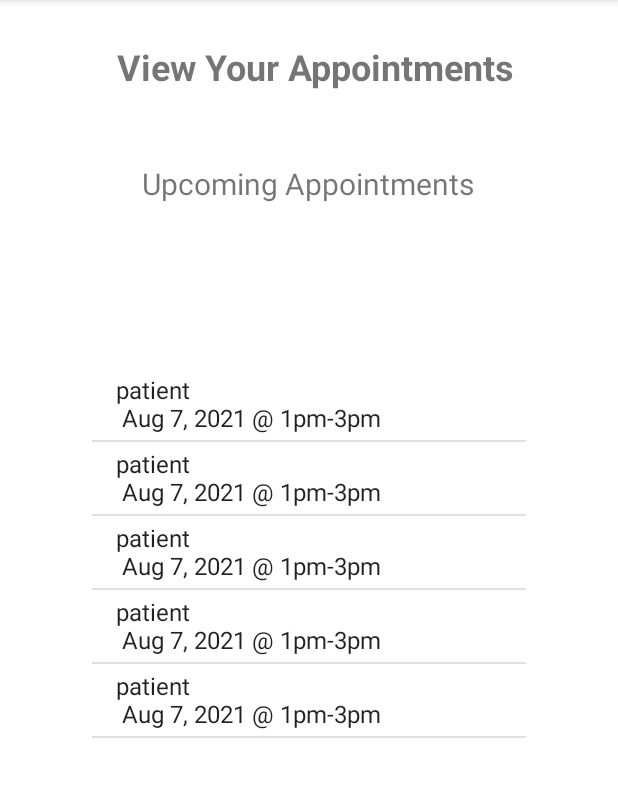
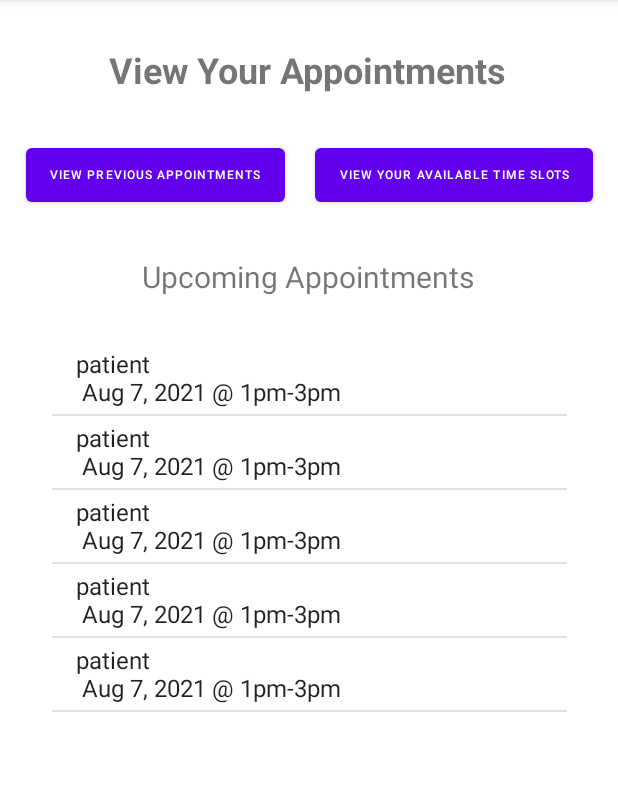
Before and after one commit to henryinqz/Medica, an Android app: the DoctorViewAppointmentActivity screen opened directly, with no data from a screen before it, on a phone screen of 412 x 824 dp, the part 84-881 px from its top. Run offline under Robolectric (Android 15) with nearby library versions, the phone set to English and light mode, and no system bars.

Commit message:
Added the pages for doctor to see previous appointments and their available time slots. (Not yet linked to database)

```diff
--- a/app/src/main/java/com/example/medical_clinic_scheduling_app/DoctorViewAppointmentActivity.java
+++ b/app/src/main/java/com/example/medical_clinic_scheduling_app/DoctorViewAppointmentActivity.java
@@ -20,24 +20,31 @@ public class DoctorViewAppointmentActivity extends AppCompatActivity {
         setContentView(R.layout.activity_doctor_view_appointment);
 
 //        //Setting up ListView of Appointments
-        ListView appointmentsView = (ListView) findViewById(R.id.AppointmentListView);
-        ArrayList<String> appointments = new ArrayList<>();
-        appointments.add("patient\n Aug 7, 2021 @ 1pm-3pm");
-        appointments.add("patient\n Aug 7, 2021 @ 1pm-3pm");
-        appointments.add("patient\n Aug 7, 2021 @ 1pm-3pm");
-        appointments.add("patient\n Aug 7, 2021 @ 1pm-3pm");
-        appointments.add("patient\n Aug 7, 2021 @ 1pm-3pm");
+        ListView upcomingAppointmentsView = (ListView) findViewById(R.id.AppointmentListView);
+        ArrayList<String> upcomingAppointments = new ArrayList<String>();
+        upcomingAppointments.add("patient\n Aug 7, 2021 @ 1pm-3pm");
+        upcomingAppointments.add("patient\n Aug 7, 2021 @ 1pm-3pm");
+        upcomingAppointments.add("patient\n Aug 7, 2021 @ 1pm-3pm");
+        upcomingAppointments.add("patient\n Aug 7, 2021 @ 1pm-3pm");
+        upcomingAppointments.add("patient\n Aug 7, 2021 @ 1pm-3pm");
+        ArrayAdapter upcomingAppointmentsAdapter = new ArrayAdapter(this, android.R.layout.simple_list_item_1, upcomingAppointments);
+        upcomingAppointmentsView.setAdapter(upcomingAppointmentsAdapter);
 
-        ArrayAdapter doctorAdapter = new ArrayAdapter(this, android.R.layout.simple_list_item_1, appointments);
-        appointmentsView.setAdapter(doctorAdapter);
-
-        appointmentsView.setOnItemClickListener(new AdapterView.OnItemClickListener() {
+        upcomingAppointmentsView.setOnItemClickListener(new AdapterView.OnItemClickListener() {
             @Override
             public void onItemClick(AdapterView<?> adapterView, View view, int i, long l) {
                 Intent intent = new Intent(getApplicationContext(), DoctorViewAppointmentDetailsActivity.class);
-                intent.putExtra("Appointment", appointments.get(i));
+                intent.putExtra("Appointment", upcomingAppointments.get(i));
                 startActivity(intent);
             }
         });
     }
+
+    public void gotoViewPreviousAppointmentsPage(View view){
+        startActivity(new Intent(getApplicationContext(), ViewPreviousAppointments.class));
+    }
+
+    public void gotoViewAvailableTimeSlotsPage(View view){
+        startActivity(new Intent(getApplicationContext(), DoctorViewAvailableTimeSlotsActivity.class));
+    }
 }
--- a/app/src/main/res/layout/activity_doctor_view_appointment.xml
+++ b/app/src/main/res/layout/activity_doctor_view_appointment.xml
@@ -4,42 +4,78 @@
     xmlns:tools="http://schemas.android.com/tools"
     android:layout_width="match_parent"
     android:layout_height="match_parent"
+    android:padding="0dp"
     tools:context=".DoctorViewAppointmentActivity">
 
     <TextView
-        android:id="@+id/textView"
+        android:id="@+id/View_Your_Appointments"
         android:layout_width="wrap_content"
         android:layout_height="wrap_content"
-        android:layout_marginTop="28dp"
+        android:layout_marginTop="30dp"
         android:text="@string/view_your_appointments"
         android:textSize="24sp"
         android:textStyle="bold"
         app:layout_constraintEnd_toEndOf="parent"
-        app:layout_constraintHorizontal_bias="0.532"
+        app:layout_constraintHorizontal_bias="0.496"
         app:layout_constraintStart_toStartOf="parent"
         app:layout_constraintTop_toTopOf="parent" />
 
     <TextView
-        android:id="@+id/textView2"
+        android:id="@+id/Upcoming_Appointments"
         android:layout_width="wrap_content"
         android:layout_height="wrap_content"
-        android:layout_marginTop="48dp"
+        android:layout_marginTop="30dp"
         android:text="@string/upcoming_appointments"
         android:textSize="20sp"
         app:layout_constraintEnd_toEndOf="parent"
         app:layout_constraintHorizontal_bias="0.497"
         app:layout_constraintStart_toStartOf="parent"
-        app:layout_constraintTop_toBottomOf="@+id/textView" />
+        app:layout_constraintTop_toBottomOf="@+id/View_Available_Time_Slots" />
 
     <ListView
         android:id="@+id/AppointmentListView"
-        android:layout_width="289dp"
-        android:layout_height="414dp"
+        android:layout_width="343dp"
+        android:layout_height="497dp"
+        android:layout_marginStart="10dp"
+        android:layout_marginTop="30dp"
+        android:layout_marginEnd="10dp"
+        android:layout_marginBottom="30dp"
         android:orientation="vertical"
         app:layout_constraintBottom_toBottomOf="parent"
         app:layout_constraintEnd_toEndOf="parent"
         app:layout_constraintStart_toStartOf="parent"
-        app:layout_constraintTop_toBottomOf="@+id/textView2"
+        app:layout_constraintTop_toBottomOf="@+id/Upcoming_Appointments"
+        app:layout_constraintVertical_bias="0.0"
         tools:listitem="@android:layout/simple_list_item_1" />
 
+    <Button
+        android:id="@+id/View_Previous_Appointments"
+        android:layout_width="wrap_content"
+        android:layout_height="wrap_content"
+        android:layout_marginStart="30dp"
+        android:layout_marginTop="30dp"
+        android:layout_marginEnd="10dp"
+        android:onClick="gotoViewPreviousAppointmentsPage"
+        android:text="@string/view_previous_appointments"
+        android:textSize="8sp"
+        app:layout_constraintEnd_toStartOf="@+id/View_Available_Time_Slots"
+        app:layout_constraintStart_toStartOf="parent"
+        app:layout_constraintTop_toBottomOf="@+id/View_Your_Appointments"
+        tools:text="@string/view_previous_appointments" />
+
+    <Button
+        android:id="@+id/View_Available_Time_Slots"
+        android:layout_width="wrap_content"
+        android:layout_height="wrap_content"
+        android:layout_marginStart="10dp"
+        android:layout_marginTop="30dp"
+        android:layout_marginEnd="30dp"
+        android:onClick="gotoViewAvailableTimeSlotsPage"
+        android:text="@string/view_available_time_slots"
+        android:textSize="8sp"
+        app:layout_constraintEnd_toEndOf="parent"
+        app:layout_constraintStart_toEndOf="@+id/View_Previous_Appointments"
+        app:layout_constraintTop_toBottomOf="@+id/View_Your_Appointments"
+        tools:text="@string/view_available_time_slots" />
+
 </androidx.constraintlayout.widget.ConstraintLayout>
--- a/app/src/main/res/layout/activity_doctor_view_appointment_details.xml
+++ b/app/src/main/res/layout/activity_doctor_view_appointment_details.xml
@@ -32,8 +32,9 @@
         android:id="@+id/View_Appointment_Details"
         android:layout_width="wrap_content"
         android:layout_height="wrap_content"
-        android:layout_marginTop="40dp"
+        android:layout_marginTop="30dp"
         android:text="@string/appointment_details"
+        android:textSize="20sp"
         app:layout_constraintEnd_toEndOf="parent"
         app:layout_constraintStart_toStartOf="parent"
         app:layout_constraintTop_toTopOf="parent" />
@@ -101,6 +102,7 @@
         android:layout_height="wrap_content"
         android:layout_marginTop="30dp"
         android:text="@string/patient_details"
+        android:textSize="20sp"
         app:layout_constraintEnd_toEndOf="parent"
         app:layout_constraintStart_toStartOf="parent"
         app:layout_constraintTop_toBottomOf="@+id/Patient_Name"
@@ -141,6 +143,7 @@
         android:layout_height="wrap_content"
         android:layout_marginTop="30dp"
         android:text="@string/patient_previous_doctors"
+        android:textSize="20sp"
         app:layout_constraintEnd_toEndOf="parent"
         app:layout_constraintStart_toStartOf="parent"
         app:layout_constraintTop_toBottomOf="@+id/Patient_Birthday" />
--- a/app/src/main/res/values/strings.xml
+++ b/app/src/main/res/values/strings.xml
@@ -80,6 +80,9 @@
     <!-- UPCOMING ACTIVITIES -->
     <string name="upcoming_appointments">Upcoming Appointments</string>
     <string name="view_your_appointments">View Your Appointments</string>
+    <string name="previous_appointments">Previous Appointments</string>
+    <string name="view_previous_appointments">View Previous Appointments</string>
+    <string name="view_available_time_slots">View Your Available Time Slots</string>
 
     <string name="hello_first_fragment">Hello first fragment</string>
     <string name="hello_second_fragment">Hello second fragment. Arg: %1$s</string>
```
Also changed, not shown: app/src/main/AndroidManifest.xml (+9 -1 lines), app/src/main/java/com/example/medical_clinic_scheduling_app/DoctorViewAppointmentDetailsActivity.java (+16 -0 lines), app/src/main/java/com/example/medical_clinic_scheduling_app/DoctorViewAvailableTimeSlotsActivity.java (added, +39 -0 lines), app/src/main/java/com/example/medical_clinic_scheduling_app/ViewPreviousAppointments.java (added, +38 -0 lines), app/src/main/res/layout/activity_book_your_appointment_main.xml (+4 -4 lines), app/src/main/res/layout/activity_doctor_view_available_time_slots.xml (added, +30 -0 lines), app/src/main/res/layout/activity_view_previous_appointments.xml (added, +31 -0 lines).
